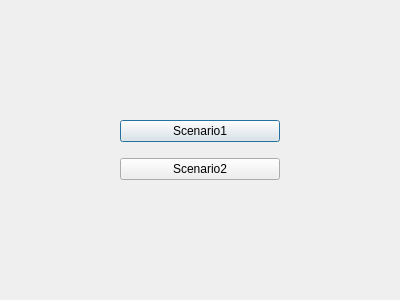
Qt form delete_query.ui (QjaYo/Database_MiniProject) before a commit.
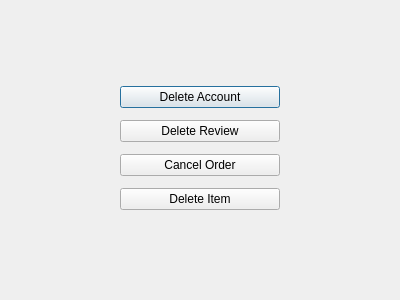
The same form after that commit.

The edit to the form file:
```diff
--- a/delete_query.ui
+++ b/delete_query.ui
@@ -17,23 +17,37 @@
    <property name="geometry">
     <rect>
      <x>120</x>
-     <y>110</y>
+     <y>80</y>
      <width>160</width>
-     <height>80</height>
+     <height>139</height>
     </rect>
    </property>
    <layout class="QVBoxLayout" name="verticalLayout">
     <item>
      <widget class="QPushButton" name="insert_s1">
       <property name="text">
-       <string>Scenario1</string>
+       <string>Delete Account</string>
       </property>
      </widget>
     </item>
     <item>
      <widget class="QPushButton" name="insert_s2">
       <property name="text">
-       <string>Scenario2</string>
+       <string>Delete Review</string>
+      </property>
+     </widget>
+    </item>
+    <item>
+     <widget class="QPushButton" name="delete_s3">
+      <property name="text">
+       <string>Cancel Order</string>
+      </property>
+     </widget>
+    </item>
+    <item>
+     <widget class="QPushButton" name="delete_s4">
+      <property name="text">
+       <string>Delete Item</string>
       </property>
      </widget>
     </item>
```
Left out of the diff: 4 changed lines with no effect on the pictures.
